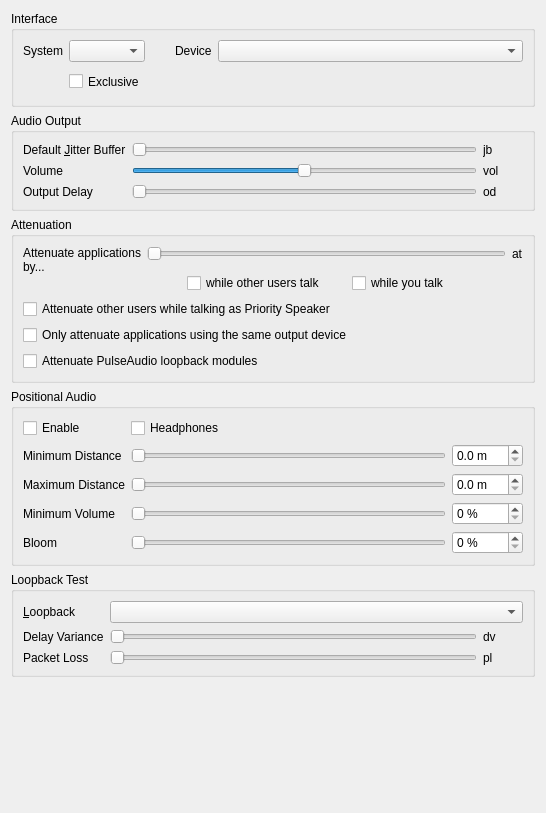
Old version of the form src/mumble/AudioOutput.ui in the repository mumble-voip/mumble.
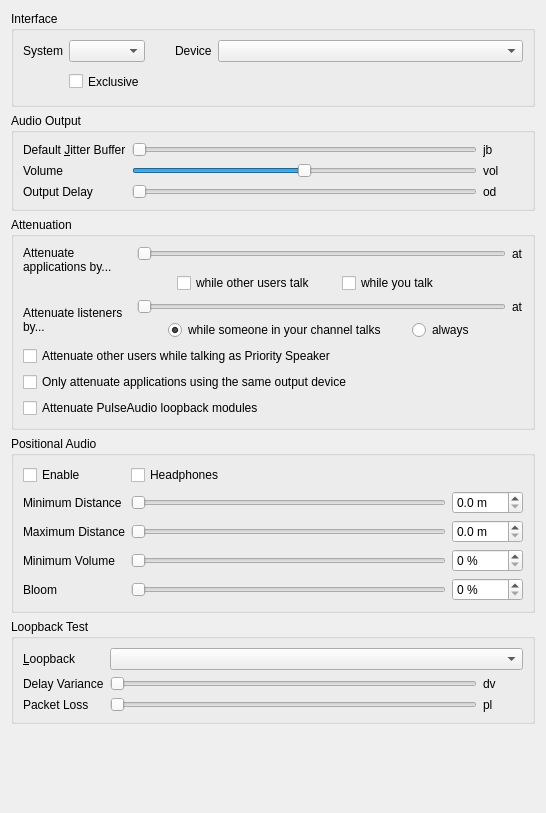
New version of the form. Custom widgets are drawn as their Qt base class.

Commit message:
FEAT(client): Listener attenuation
This implements the possibility to enable attenuation for channel
listeners. That is, the volume of audio received via channel listener
can be reduced either always or only if someone in your current channel
is speaking or you are being whispered or shouted to.

Patch:
```diff
--- a/src/mumble/AudioOutput.ui
+++ b/src/mumble/AudioOutput.ui
@@ -275,7 +275,7 @@
       <string>Attenuation</string>
      </property>
      <layout class="QGridLayout" name="gridLayout_4">
-      <item row="6" column="0" colspan="3">
+      <item row="8" column="0" colspan="3">
        <widget class="QCheckBox" name="qcbOnlyAttenuateSameOutput">
         <property name="toolTip">
          <string>If checked, Mumble will only attenuate applications that are using the same output source as Mumble</string>
@@ -288,32 +288,31 @@
         </property>
        </widget>
       </item>
-      <item row="0" column="0" rowspan="3">
-       <widget class="QLabel" name="qliOtherVolume">
-        <property name="text">
-         <string>Attenuate applications by...</string>
-        </property>
-        <property name="alignment">
-         <set>Qt::AlignLeading|Qt::AlignLeft|Qt::AlignTop</set>
-        </property>
-        <property name="wordWrap">
-         <bool>true</bool>
-        </property>
-        <property name="buddy">
-         <cstring>qsOtherVolume</cstring>
-        </property>
-       </widget>
-      </item>
-      <item row="7" column="0" colspan="3">
-       <widget class="QCheckBox" name="qcbAttenuateLoopbacks">
+      <item row="0" column="1">
+       <widget class="SemanticSlider" name="qsOtherVolume">
         <property name="toolTip">
-         <string>If checked, PulseAudio loopback modules will be attenuated</string>
+         <string>Attenuation of other applications during speech</string>
         </property>
         <property name="whatsThis">
-         <string>&lt;b&gt;Attenuate PulseAudio loopback modules&lt;/b&gt;&lt;br /&gt;If loopback modules are linked to Mumble's output device/sink, they will also be attenuated.</string>
+         <string>&lt;b&gt;Attenuate volume of other applications during speech&lt;/b&gt;&lt;br /&gt;Mumble supports decreasing the volume of other applications during incoming and/or outgoing speech. This sets the attenuation of other applications if the feature is enabled.</string>
         </property>
-        <property name="text">
-         <string>Attenuate PulseAudio loopback modules</string>
+        <property name="accessibleName">
+         <string>Attenuation percentage</string>
+        </property>
+        <property name="accessibleDescription">
+         <string>During speech, the volume of other applications will be reduced by this amount</string>
+        </property>
+        <property name="minimum">
+         <number>0</number>
+        </property>
+        <property name="maximum">
+         <number>100</number>
+        </property>
+        <property name="value">
+         <number>0</number>
+        </property>
+        <property name="orientation">
+         <enum>Qt::Horizontal</enum>
         </property>
        </widget>
       </item>
@@ -392,42 +391,23 @@
         </item>
        </layout>
       </item>
-      <item row="0" column="1">
-       <widget class="SemanticSlider" name="qsOtherVolume">
-        <property name="toolTip">
-         <string>Attenuation of other applications during speech</string>
-        </property>
-        <property name="whatsThis">
-         <string>&lt;b&gt;Attenuate volume of other applications during speech&lt;/b&gt;&lt;br /&gt;Mumble supports decreasing the volume of other applications during incoming and/or outgoing speech. This sets the attenuation of other applications if the feature is enabled.</string>
-        </property>
-        <property name="accessibleName">
-         <string>Attenuation percentage</string>
-        </property>
-        <property name="accessibleDescription">
-         <string>During speech, the volume of other applications will be reduced by this amount</string>
-        </property>
-        <property name="minimum">
-         <number>0</number>
-        </property>
-        <property name="maximum">
-         <number>100</number>
-        </property>
-        <property name="value">
-         <number>0</number>
-        </property>
-        <property name="orientation">
-         <enum>Qt::Horizontal</enum>
-        </property>
-       </widget>
-      </item>
-      <item row="0" column="2">
-       <widget class="QLabel" name="qlOtherVolume">
+      <item row="0" column="0" rowspan="3">
+       <widget class="QLabel" name="qliOtherVolume">
         <property name="text">
-         <string notr="true">at</string>
+         <string>Attenuate applications by...</string>
+        </property>
+        <property name="alignment">
+         <set>Qt::AlignLeading|Qt::AlignLeft|Qt::AlignTop</set>
+        </property>
+        <property name="wordWrap">
+         <bool>true</bool>
+        </property>
+        <property name="buddy">
+         <cstring>qsOtherVolume</cstring>
         </property>
        </widget>
       </item>
-      <item row="5" column="0" colspan="3">
+      <item row="7" column="0" colspan="3">
        <widget class="QCheckBox" name="qcbAttenuateUsersOnPrioritySpeak">
         <property name="toolTip">
          <string>If checked Mumble lowers the volume of other users while you talk if you have the &quot;Priority Speaker&quot; status.</string>
@@ -440,6 +420,122 @@
         </property>
        </widget>
       </item>
+      <item row="0" column="2">
+       <widget class="QLabel" name="qlOtherVolume">
+        <property name="text">
+         <string notr="true">at</string>
+        </property>
+       </widget>
+      </item>
+      <item row="9" column="0" colspan="3">
+       <widget class="QCheckBox" name="qcbAttenuateLoopbacks">
+        <property name="toolTip">
+         <string>If checked, PulseAudio loopback modules will be attenuated</string>
+        </property>
+        <property name="whatsThis">
+         <string>&lt;b&gt;Attenuate PulseAudio loopback modules&lt;/b&gt;&lt;br /&gt;If loopback modules are linked to Mumble's output device/sink, they will also be attenuated.</string>
+        </property>
+        <property name="text">
+         <string>Attenuate PulseAudio loopback modules</string>
+        </property>
+       </widget>
+      </item>
+      <item row="3" column="1">
+       <widget class="SemanticSlider" name="qsListenerAttenuation">
+        <property name="maximum">
+         <number>100</number>
+        </property>
+        <property name="orientation">
+         <enum>Qt::Horizontal</enum>
+        </property>
+       </widget>
+      </item>
+      <item row="3" column="2">
+       <widget class="QLabel" name="qlListenerAttenuation">
+        <property name="text">
+         <string>at</string>
+        </property>
+       </widget>
+      </item>
+      <item row="4" column="1">
+       <layout class="QHBoxLayout" name="horizontalLayout">
+        <item>
+         <spacer name="horizontalSpacer_4">
+          <property name="orientation">
+           <enum>Qt::Horizontal</enum>
+          </property>
+          <property name="sizeType">
+           <enum>QSizePolicy::Maximum</enum>
+          </property>
+          <property name="sizeHint" stdset="0">
+           <size>
+            <width>40</width>
+            <height>20</height>
+           </size>
+          </property>
+         </spacer>
+        </item>
+        <item>
+         <widget class="QRadioButton" name="qrbAttenuateListenerWhileTalk">
+          <property name="text">
+           <string>while someone in your channel talks</string>
+          </property>
+          <property name="checked">
+           <bool>true</bool>
+          </property>
+         </widget>
+        </item>
+        <item>
+         <spacer name="horizontalSpacer_6">
+          <property name="orientation">
+           <enum>Qt::Horizontal</enum>
+          </property>
+          <property name="sizeType">
+           <enum>QSizePolicy::Fixed</enum>
+          </property>
+          <property name="sizeHint" stdset="0">
+           <size>
+            <width>20</width>
+            <height>20</height>
+           </size>
+          </property>
+         </spacer>
+        </item>
+        <item>
+         <widget class="QRadioButton" name="qrbAttenuateListenerAlways">
+          <property name="text">
+           <string>always</string>
+          </property>
+         </widget>
+        </item>
+        <item>
+         <spacer name="horizontalSpacer_5">
+          <property name="orientation">
+           <enum>Qt::Horizontal</enum>
+          </property>
+          <property name="sizeHint" stdset="0">
+           <size>
+            <width>40</width>
+            <height>20</height>
+           </size>
+          </property>
+         </spacer>
+        </item>
+       </layout>
+      </item>
+      <item row="3" column="0" rowspan="2">
+       <widget class="QLabel" name="qliListenerAttenuation">
+        <property name="text">
+         <string>Attenuate listeners by...</string>
+        </property>
+        <property name="wordWrap">
+         <bool>true</bool>
+        </property>
+        <property name="buddy">
+         <cstring>qsListenerAttenuation</cstring>
+        </property>
+       </widget>
+      </item>
      </layout>
     </widget>
    </item>
```
The commit also changes 9 other files.
